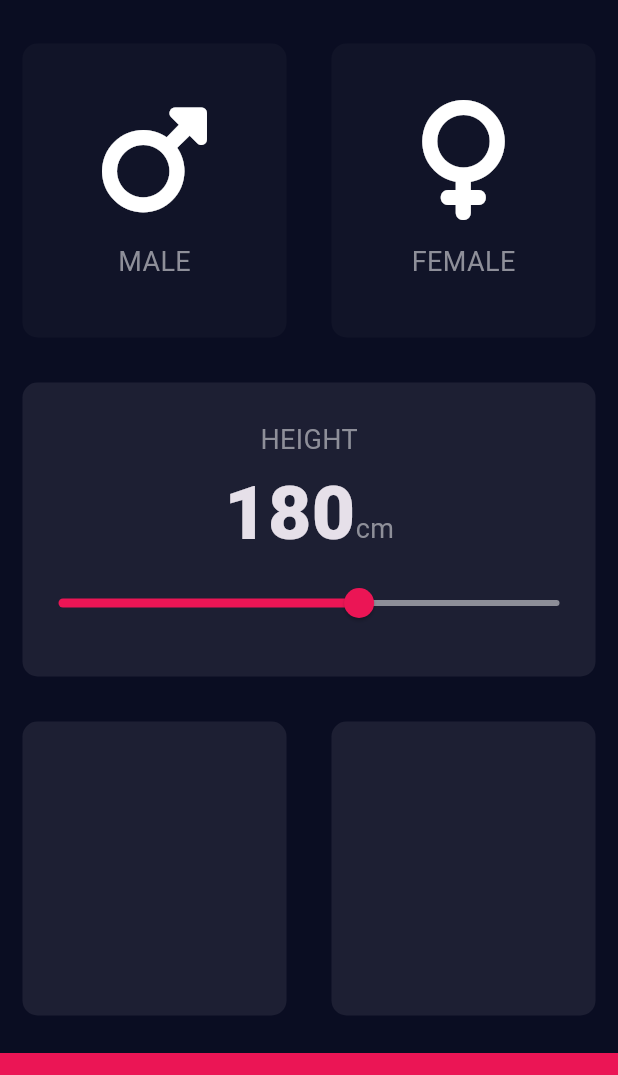
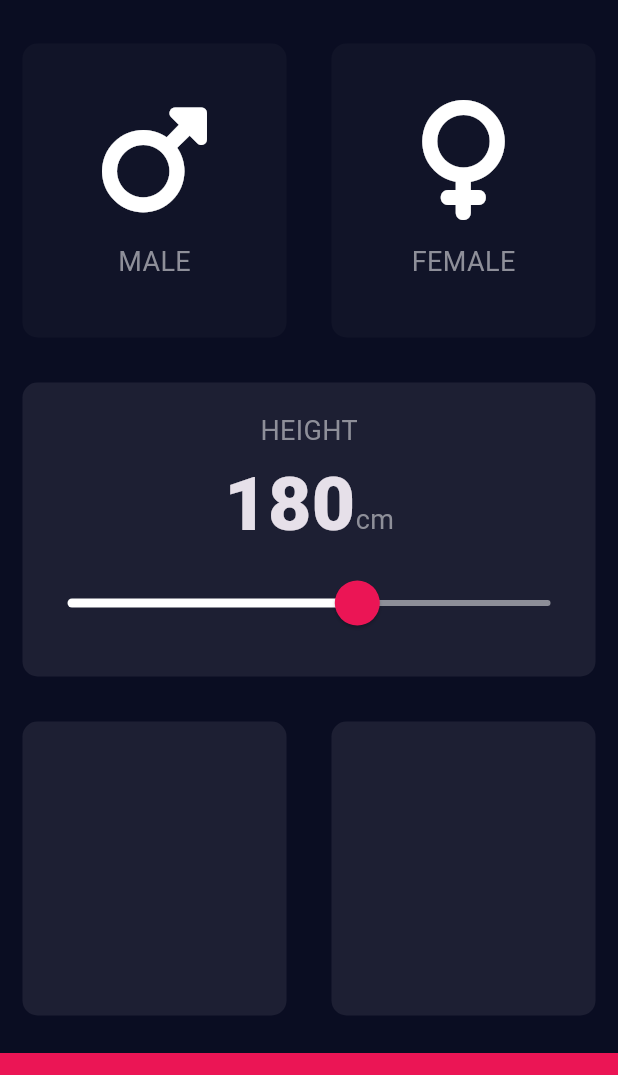
Before and after one commit to gokmentas/bmi-calculator, a Flutter app: the screen it shows after launch, on a phone screen of 412 x 824 dp, the part 63-1138 px from its top. Run offline on Flutter 3.47's test engine with Material 3 defaults, Android fonts, the phone set to English and light mode, and no system bars; our stand-ins replace font_awesome_flutter.

Commit message:
Customized the slider widget

```diff
--- a/lib/constants.dart
+++ b/lib/constants.dart
@@ -5,9 +5,6 @@ const kInactiveCardColor = Color(0xFF111428);
 
 const kBottomContainerColor = Color(0xFFEB1555);
 const kBottomContainerHeight = 80.0;
-
-const kSliderActiveColor = Color(0xFFEB1555);
-const kSliderInActiveColor = Color(0xFF8D8E98);
 
 const kMinHeight = 120.0;
 const kMaxHeight = 220.0;
--- a/lib/input_page.dart
+++ b/lib/input_page.dart
@@ -80,17 +80,24 @@ class _InputPageState extends State<InputPage> {
                       const Text("cm", style: kLabelTextStyle)
                     ],
                   ),
-                  Slider(
+                  SliderTheme(
+                    data: SliderTheme.of(context).copyWith(
+                        activeTrackColor: Colors.white,
+                        inactiveTrackColor: const Color(0xFF8D8E98),
+                        thumbColor: const Color(0xFFEB1555),
+                        thumbShape: const RoundSliderThumbShape(enabledThumbRadius: 15.0),
+                        overlayColor: const Color(0x29EB1555),
+                        overlayShape: const RoundSliderOverlayShape(overlayRadius: 30.0)),
+                    child: Slider(
                         value: height.toDouble(),
                         min: kMinHeight,
                         max: kMaxHeight,
-                      activeColor: kSliderActiveColor,
-                      inactiveColor: kSliderInActiveColor,
                         onChanged: (double newValue) {
                           setState(() {
                             height = newValue.round();
                           });
-                      })
+                        }),
+                  )
                 ],
               ),
             ),
```
Lines whose indentation alone changed are shown as unchanged.
